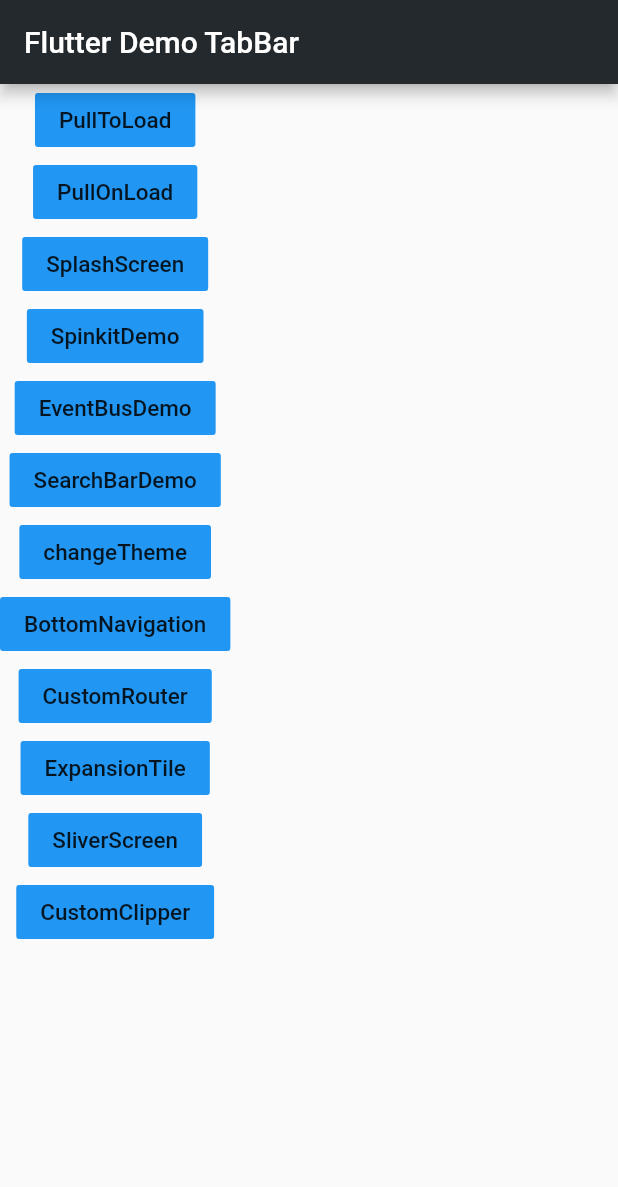
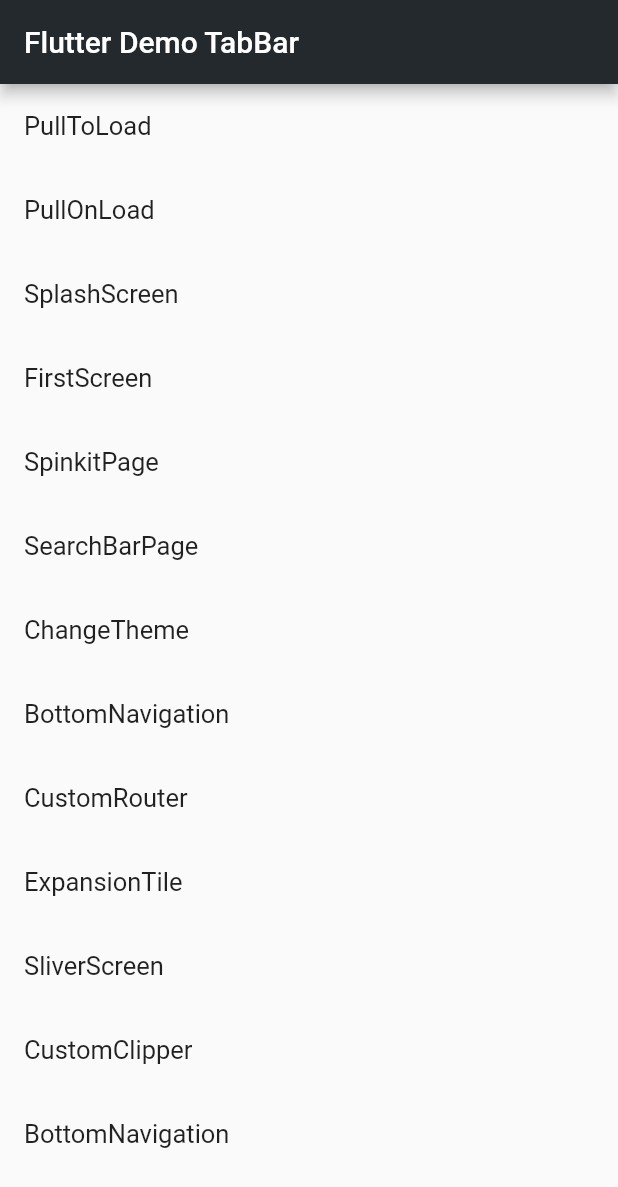
Before and after one commit to xianfeng92/xforg_flutter_demo, a Flutter app: the screen it shows after launch, on a phone screen of 412 x 824 dp. Shown: the top 1187 px of the screen. Run offline on Flutter 3.47's test engine with Material 2 defaults, Android fonts, the phone set to English and light mode, and no system bars; our stand-ins replace event_bus, flutter_redux, flutter_spinkit, redux, rxdart; missing offline and left inert: flutter_statusbar.

Commit message:
add ListViewToShowDemoCase
Change-Id: Id3838576df4920a5e0f7ea16b2965e4b59223101

```diff
--- a/lib/main.dart
+++ b/lib/main.dart
@@ -99,71 +99,63 @@ class MainPage extends StatelessWidget{
         title: new Text("Flutter Demo TabBar"),
       ),
       body: new WillPopScope(
-          child: new Column(
-            children: <Widget>[
-              new FlatButton(onPressed: (){
-                Navigator.push(context, new MaterialPageRoute(builder: (context) => new PullToRefreshPage()));
-              },
-                  color: Colors.blue,
-                  child: new Text("PullToLoad")
-              ),
-              new FlatButton(onPressed: (){
-                Navigator.push(context, new MaterialPageRoute(builder: (context) => new PullOnLoadingPage()));
-              },
-                  color: Colors.blue,
-                  child: new Text("PullOnLoad")),
-              new FlatButton(onPressed: (){
-                Navigator.push(context, new MaterialPageRoute(builder: (context) => new SplashScreen()));
-              },
-                  color: Colors.blue,
-                  child: new Text("SplashScreen")),
-
-              new FlatButton(onPressed: (){
-                Navigator.push(context, new MaterialPageRoute(builder: (context) => new SpinkitPage()));
-              },
-                  color: Colors.blue,
-                  child: new Text("SpinkitDemo")),
-              new FlatButton(onPressed: (){
-                Navigator.push(context, new MaterialPageRoute(builder: (context) => new FirstScreen()));
-              },
-                  color: Colors.blue,
-                  child: new Text("EventBusDemo")),
-              new FlatButton(onPressed: (){
-                Navigator.push(context, new MaterialPageRoute(builder: (context) => new SearchBarPage()));
-              },
-                  color: Colors.blue,
-                  child: new Text("SearchBarDemo")),
-              new FlatButton(onPressed: (){
-                Navigator.push(context, new MaterialPageRoute(builder: (context) => new HomeDrawerPage()));
-              },
-                  color: Colors.blue,
-                  child: new Text("changeTheme")),
-              new FlatButton(onPressed: (){
-                Navigator.push(context, new MaterialPageRoute(builder: (context) => new NavigationKeepAlive()));
-              },
-                  color: Colors.blue,
-                  child: new Text("BottomNavigation")),
-              new FlatButton(onPressed: (){
-                Navigator.push(context, new MaterialPageRoute(builder: (context) => new FirstPage()));
-              },
-                  color: Colors.blue,
-                  child: new Text("CustomRouter")),
-              new FlatButton(onPressed: (){
-                Navigator.push(context, new MaterialPageRoute(builder: (context) => new ExpansionTileDemo()));
-              },
-                  color: Colors.blue,
-                  child: new Text("ExpansionTile")),
-              new FlatButton(onPressed: (){
-                Navigator.push(context, new MaterialPageRoute(builder: (context) => new SliverScreen()));
-              },
-                  color: Colors.blue,
-                  child: new Text("SliverScreen")),
-              new FlatButton(onPressed: (){
-                Navigator.push(context, new MaterialPageRoute(builder: (context) => new HomePage()));
-              },
-                  color: Colors.blue,
-                  child: new Text("CustomClipper")),
-            ],
+          child: new Center(
+            child: ListView(
+              children: <Widget>[
+                ListTile(
+                  title:Text("PullToLoad") ,
+                  onTap: () => Navigator.push(context, new MaterialPageRoute(builder: (context) => new PullToRefreshPage())),
+                ),
+                ListTile(
+                  title:Text("PullOnLoad") ,
+                  onTap: () =>  Navigator.push(context, new MaterialPageRoute(builder: (context) => new PullOnLoadingPage())),
+                ),
+                ListTile(
+                  title:Text("SplashScreen") ,
+                  onTap: () => Navigator.push(context, new MaterialPageRoute(builder: (context) => new SplashScreen())),
+                ),
+                ListTile(
+                  title:Text("FirstScreen") ,
+                  onTap: () => Navigator.push(context, new MaterialPageRoute(builder: (context) => new FirstScreen())),
+                ),
+                ListTile(
+                  title:Text("SpinkitPage") ,
+                  onTap: () => Navigator.push(context, new MaterialPageRoute(builder: (context) => new SpinkitPage())),
+                ),
+                ListTile(
+                  title:Text("SearchBarPage") ,
+                  onTap: () => Navigator.push(context, new MaterialPageRoute(builder: (context) => new SearchBarPage())),
+                ),
+                ListTile(
+                  title:Text("ChangeTheme") ,
+                  onTap: () => Navigator.push(context, new MaterialPageRoute(builder: (context) => new HomeDrawerPage())),
+                ),
+                ListTile(
+                  title:Text("BottomNavigation") ,
+                  onTap: () => Navigator.push(context, new MaterialPageRoute(builder: (context) => new NavigationKeepAlive())),
+                ),
+                ListTile(
+                  title:Text("CustomRouter") ,
+                  onTap: () => Navigator.push(context, new MaterialPageRoute(builder: (context) => new FirstPage())),
+                ),
+                ListTile(
+                  title:Text("ExpansionTile") ,
+                  onTap: () => Navigator.push(context, new MaterialPageRoute(builder: (context) => new ExpansionTileDemo())),
+                ),
+                ListTile(
+                  title:Text("SliverScreen") ,
+                  onTap: () => Navigator.push(context, new MaterialPageRoute(builder: (context) => new SliverScreen())),
+                ),
+                ListTile(
+                  title:Text("CustomClipper") ,
+                  onTap: () => Navigator.push(context, new MaterialPageRoute(builder: (context) => new HomePage())),
+                ),
+                ListTile(
+                  title:Text("BottomNavigation") ,
+                  onTap: () => Navigator.push(context, new MaterialPageRoute(builder: (context) => new NavigationKeepAlive())),
+                ),
+              ],
+            ),
           ),
           onWillPop: (){
             return _dialogExitApp(context);
```
